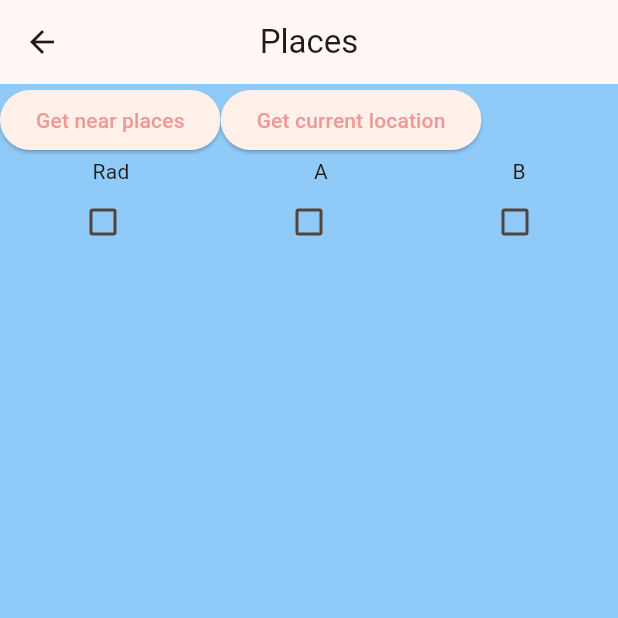
After one commit to dmbatmazz/DiscoverEase, a Flutter app: the NearByPlaces screen opened directly, after a tap on "Get current location", on a phone screen of 412 x 824 dp, the top half of it. The commit adds this screen. Run offline on Flutter 3.47's test engine with Material 3 defaults, Android fonts, the phone set to English and light mode, and no system bars; our stand-ins replace firebase_auth, firebase_core, font_awesome_flutter, geolocator, google_maps_flutter, google_nav_bar and 1 more; accounts and stored records are empty; network calls fail.

Commit message:
Locations Updated, User input added

```diff
--- a/discover_ease/lib/pages/google_mapspage.dart
+++ b/discover_ease/lib/pages/google_mapspage.dart
@@ -23,6 +23,7 @@ class _MapWidgetState extends State<MapWidget> { // Google Maps view Widget
   @override
   Widget build(BuildContext context) {
     return Scaffold(
+      appBar: AppBar(), // FOR DEBUGGING REMOVE LATER
       body: GoogleMap(
         initialCameraPosition: const CameraPosition(
           target: initPos,
--- a/discover_ease/lib/pages/main_page.dart
+++ b/discover_ease/lib/pages/main_page.dart
@@ -47,6 +47,7 @@ Widget _buildIcon(int index){
   @override
   Widget build(BuildContext context) {
     return Scaffold(
+      appBar: AppBar(), // DEBUGGING REMOVE LATER
       bottomNavigationBar: const GNav(
         backgroundColor: Color(0xFFfebd97),
         color: Color(0xFFf7ddd0),
--- /dev/null
+++ b/discover_ease/lib/testpage.dart
@@ -0,0 +1,165 @@
+// ignore_for_file: avoid_print
+
+import 'dart:async';
+
+import 'package:flutter/material.dart';
+import 'package:geolocator/geolocator.dart';
+import 'package:http/http.dart' as http;
+
+class NearByPlaces extends StatefulWidget {
+  const NearByPlaces({super.key});
+
+  @override
+  State<NearByPlaces> createState() => _NearByPlacesState();
+}
+
+class _NearByPlacesState extends State<NearByPlaces> {
+
+  String apikey = "AIzaSyB1eAs0QhSrXAOUfiLQFmwSSzxW1AvPfiE";
+  late String _latitude;
+  late String _longitude;
+  late String _userlocation;
+  bool? isChecked = false;
+
+
+  String radius = "30";       // Testing values can delete later when im done here
+  double lat =  39.816139251599274;
+  double long = 32.7219522517209;
+
+  @override
+  Widget build(BuildContext context) {
+    return Scaffold(
+      appBar: AppBar(
+        title: const Text("Places"),
+        centerTitle: true,
+      ),
+      body: SingleChildScrollView(
+        child: Column(
+          children: [
+            Row(
+              children: [
+                ElevatedButton(
+                onPressed: (){
+                  getnearplaces();
+                },
+                child: const Text("Get near places")
+                ),
+                ElevatedButton(
+                onPressed: (){
+                 getcurrentlocation().then((position) {
+                  setState(() {
+                    _latitude  = position.latitude.toString();
+                    _longitude = position.longitude.toString();
+                    _userlocation = "$_latitude,$_longitude";
+                    print('$_latitude $_longitude');
+                  });
+                 }).catchError((error){
+                  // Error handling if there is one even
+                  print("Error: $error");
+                 });
+                },
+                child: const Text("Get current location")
+                )
+              ],
+            ),
+            Row(
+              mainAxisAlignment: MainAxisAlignment.spaceAround,
+              children: [
+                Text("Rad"),
+                Text("A"),
+                Text("B"),
+              ],
+            ),
+            Row(
+              mainAxisAlignment: MainAxisAlignment.spaceAround,
+              children: [
+                Checkbox(value: isChecked, onChanged: (value) {
+                  setState(() {
+                    isChecked = value;
+                    radius = "30";
+                    print(radius);
+                  }
+                  );
+                },
+                ),
+                Checkbox(value: isChecked, onChanged: (value) {
+                  setState(() {
+                    isChecked = value;
+                    radius = "60";
+                    print(radius);
+                  }
+                  );
+                },
+                ),
+                Checkbox(value: isChecked, onChanged: (value) {
+                  setState(() {
+                    isChecked = value;
+                    radius = "90";
+                    print(radius);
+                  }
+                  );
+                },
+                )
+
+              ],
+            )
+          ],
+        ),
+      ),
+    );
+  }
+
+void getnearplaces() async{
+
+    var request = http.Request('GET', Uri.parse(
+      'https://maps.googleapis.com/maps/api/place/nearbysearch/json?location=39.816139251599274,32.7219522517209&radius=1500&type=hotel|library&key=AIzaSyB1eAs0QhSrXAOUfiLQFmwSSzxW1AvPfiE'));
+      /*'https://maps.googleapis.com/maps/api/place/nearbysearch/json'+
+      '?location=' + userLocation +
+      '&radius=' + radius +
+      '&type=' + _type +
+      '&key=' + apikey)
+      );*/
+http.StreamedResponse response = await request.send();
+
+if (response.statusCode == 200) {
+  print("success");
+  print(await response.stream.bytesToString());
+}
+else {
+  print("fail");
+  print(response.reasonPhrase);
+}
+
+  }
+
+Future<Position> getcurrentlocation() async{
+  LocationPermission perm = await Geolocator.checkPermission(); // CHECKS FOR LOCATION PERMISSION
+  bool isLocationEnabled = await Geolocator.isLocationServiceEnabled(); // CHECKS IF GPS SERVICE ENABLED ON THE PHONE
+  print(isLocationEnabled);
+
+  if(!isLocationEnabled){
+    Geolocator.openLocationSettings();
+  }
+
+  switch (perm) {
+    case LocationPermission.unableToDetermine:
+      print('unableToDetermine');
+      break;
+    case LocationPermission.denied:
+      Geolocator.requestPermission();
+      print('denied');
+      break;
+    case LocationPermission.deniedForever:
+      print('deniedForever');
+      break;
+    case LocationPermission.whileInUse:
+      //print(await Geolocator.getCurrentPosition());
+      return await Geolocator.getCurrentPosition();
+    case LocationPermission.always:
+      //print(await Geolocator.getCurrentPosition());
+      return await Geolocator.getCurrentPosition();
+  }
+    return await Future.error("error");
+  }
+
+}
--- a/discover_ease/pubspec.yaml
+++ b/discover_ease/pubspec.yaml
@@ -48,6 +48,7 @@ dependencies:
   flutterfire_cli: ^0.2.7
   google_nav_bar: ^5.0.6
   font_awesome_flutter: ^10.7.0
+  http: ^0.13.6
 
 dev_dependencies:
   flutter_test:
```
Also changed, not shown: discover_ease/lib/functionality/location_status.dart (deleted, +0 -25 lines), discover_ease/lib/main.dart (+19 -2 lines), discover_ease/pubspec.lock.
